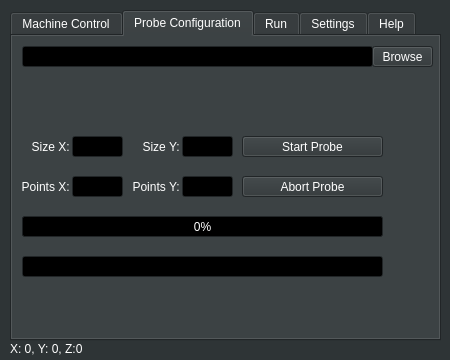
The window that gcode_leveler/mainwindow.ui (ShaneOberloier/gcode_leveler) describes before a commit, drawn with Qt 5.
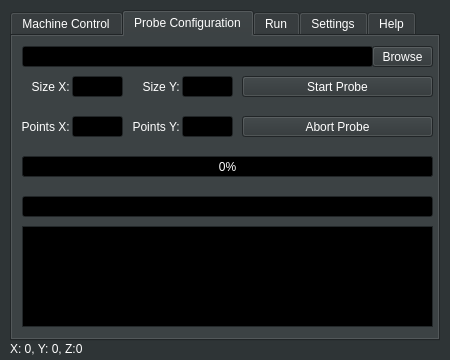
The same window after the commit. The open tabs and pages were chosen to show the change. Icons and pictures are not drawn.

The edit to the form file:
```diff
--- a/gcode_leveler/mainwindow.ui
+++ b/gcode_leveler/mainwindow.ui
@@ -467,7 +467,7 @@
      <rect>
       <x>10</x>
       <y>10</y>
-      <width>431</width>
+      <width>430</width>
       <height>331</height>
      </rect>
     </property>
@@ -1055,7 +1055,7 @@
       <property name="geometry">
        <rect>
         <x>60</x>
-        <y>100</y>
+        <y>40</y>
         <width>51</width>
         <height>21</height>
        </rect>
@@ -1068,7 +1068,7 @@
       <property name="geometry">
        <rect>
         <x>10</x>
-        <y>100</y>
+        <y>40</y>
         <width>51</width>
         <height>21</height>
        </rect>
@@ -1087,7 +1087,7 @@
       <property name="geometry">
        <rect>
         <x>120</x>
-        <y>100</y>
+        <y>40</y>
         <width>51</width>
         <height>21</height>
        </rect>
@@ -1106,7 +1106,7 @@
       <property name="geometry">
        <rect>
         <x>170</x>
-        <y>100</y>
+        <y>40</y>
         <width>51</width>
         <height>21</height>
        </rect>
@@ -1119,7 +1119,7 @@
       <property name="geometry">
        <rect>
         <x>10</x>
-        <y>140</y>
+        <y>80</y>
         <width>51</width>
         <height>21</height>
        </rect>
@@ -1135,7 +1135,7 @@
       <property name="geometry">
        <rect>
         <x>120</x>
-        <y>140</y>
+        <y>80</y>
         <width>51</width>
         <height>21</height>
        </rect>
@@ -1151,7 +1151,7 @@
       <property name="geometry">
        <rect>
         <x>170</x>
-        <y>140</y>
+        <y>80</y>
         <width>51</width>
         <height>21</height>
        </rect>
@@ -1161,7 +1161,7 @@
       <property name="geometry">
        <rect>
         <x>60</x>
-        <y>140</y>
+        <y>80</y>
         <width>51</width>
         <height>21</height>
        </rect>
@@ -1171,8 +1171,8 @@
       <property name="geometry">
        <rect>
         <x>230</x>
-        <y>100</y>
-        <width>141</width>
+        <y>40</y>
+        <width>191</width>
         <height>21</height>
        </rect>
       </property>
@@ -1187,8 +1187,8 @@
       <property name="geometry">
        <rect>
         <x>10</x>
-        <y>180</y>
-        <width>361</width>
+        <y>120</y>
+        <width>411</width>
         <height>21</height>
        </rect>
       </property>
@@ -1200,8 +1200,8 @@
       <property name="geometry">
        <rect>
         <x>230</x>
-        <y>140</y>
-        <width>141</width>
+        <y>80</y>
+        <width>191</width>
         <height>21</height>
        </rect>
       </property>
@@ -1213,12 +1213,22 @@
       <property name="geometry">
        <rect>
         <x>10</x>
-        <y>220</y>
-        <width>361</width>
+        <y>160</y>
+        <width>411</width>
         <height>21</height>
        </rect>
       </property>
      </widget>
+     <widget class="QTextBrowser" name="tbxProbeData">
+      <property name="geometry">
+       <rect>
+        <x>10</x>
+        <y>190</y>
+        <width>411</width>
+        <height>101</height>
+       </rect>
+      </property>
+     </widget>
     </widget>
     <widget class="QWidget" name="tabRun">
      <attribute name="title">
```
Left out of the diff: 36 changed lines with no effect on the pictures.
